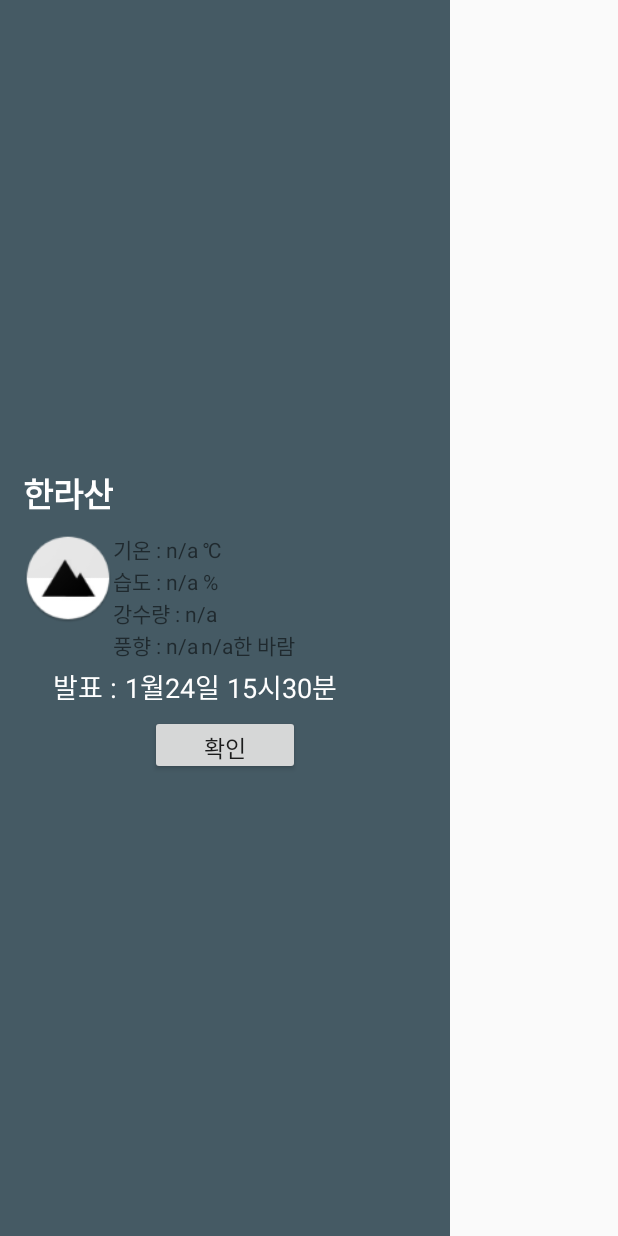
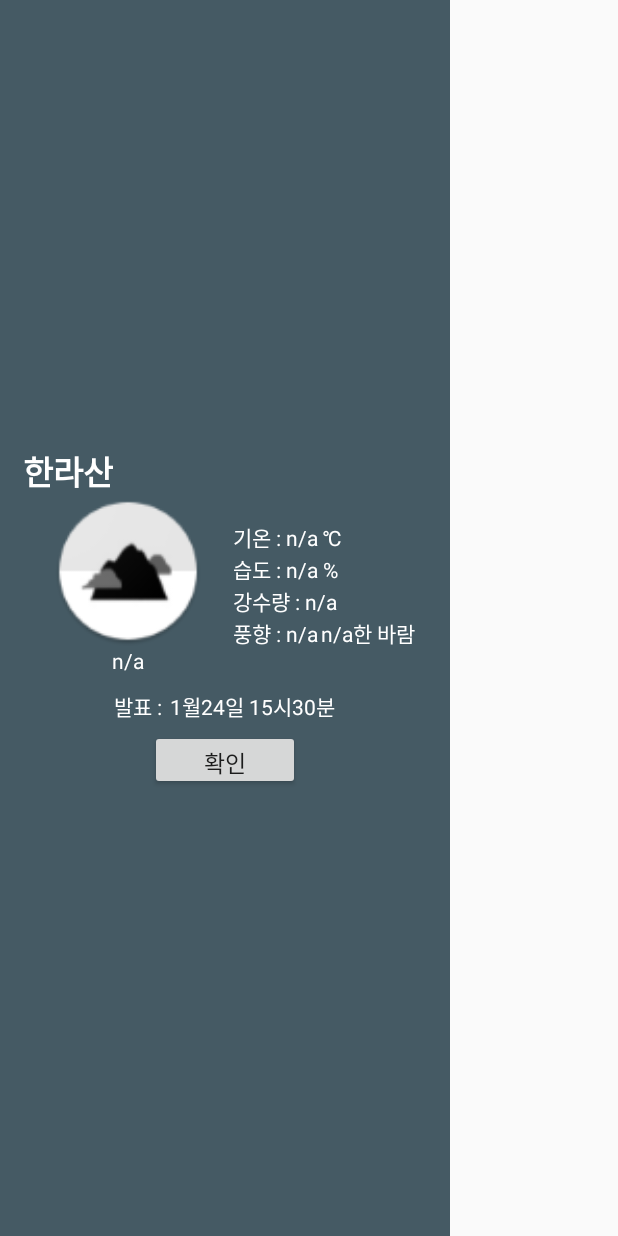
Before and after one commit to ShinJaehun/AnnyeongHallasan, an Android app: the layout dialog_weather_info.xml on its own in the app's theme, with its tools: preview values and no code run, on a phone screen of 412 x 824 dp. Run offline under Robolectric (Android 15) with nearby library versions, the phone set to English and light mode, and no system bars.

Commit message:
Dialog Layout 마무리

```diff
--- a/app/src/main/AndroidManifest.xml
+++ b/app/src/main/AndroidManifest.xml
@@ -16,7 +16,6 @@
         android:icon="@mipmap/ic_launcher"
         android:label="@string/app_name"
         android:supportsRtl="true"
-        android:logo="@drawable/logo"
         android:theme="@style/AppTheme">
         <activity android:name=".MainActivity">
             <intent-filter>
--- a/app/src/main/res/layout/activity_main.xml
+++ b/app/src/main/res/layout/activity_main.xml
@@ -18,7 +18,6 @@
         android:layout_width="match_parent"
         android:layout_height="wrap_content"
         android:orientation="vertical" />
-
 
     <LinearLayout
         android:id="@+id/weatherFragment"
--- a/app/src/main/res/layout/dialog_weather_info.xml
+++ b/app/src/main/res/layout/dialog_weather_info.xml
@@ -12,31 +12,9 @@
         android:layout_gravity="center"
         android:layout_marginLeft="15dp"
         android:layout_marginRight="15dp"
-        android:layout_marginTop="5dp"
+        android:layout_marginTop="15dp"
+        android:layout_marginBottom="15dp"
         android:orientation="vertical">
-
-        <LinearLayout
-            android:layout_width="match_parent"
-            android:layout_height="wrap_content"
-            android:layout_gravity="center"
-            android:paddingTop="10dp"
-            android:orientation="horizontal">
-<!--
-
-            <LinearLayout
-                android:layout_width="0dp"
-                android:layout_height="68dp"
-                android:layout_marginRight="5dp"
-                android:layout_weight="2"
-                android:gravity="center">
-
-                <ImageView
-                    android:layout_width="40dp"
-                    android:layout_height="40dp"
-                    android:src="@mipmap/ic_launcher" />
-
-            </LinearLayout>
--->
 
         <TextView
             android:id="@+id/text_location_weather_adapter"
@@ -44,45 +22,45 @@
             android:layout_height="wrap_content"
             android:gravity="center"
             android:text="@string/weather_dialog_title"
-                android:textColor="@android:color/white"
+            android:textColor="@color/white"
             android:textSize="22dp"
             android:textStyle="bold" />
-
-
-        </LinearLayout>
 
         <LinearLayout
             android:layout_width="match_parent"
             android:layout_height="wrap_content"
-            android:paddingTop="10dp"
-            android:orientation="horizontal">
+            android:orientation="horizontal"
+            android:paddingLeft="20dp">
 
             <LinearLayout
-                android:layout_gravity="left"
                 android:layout_width="wrap_content"
                 android:layout_height="wrap_content"
+                android:gravity="center"
                 android:orientation="vertical">
 
                 <ImageView
                     android:id="@+id/img_weather_adapter"
-                    android:layout_width="60dp"
-                    android:layout_height="60dp"
+                    android:layout_width="100dp"
+                    android:layout_height="100dp"
                     android:src="@mipmap/ic_launcher" />
 
                 <TextView
                     android:id="@+id/text_info_weather_adapter"
                     android:layout_width="wrap_content"
                     android:layout_height="wrap_content"
-                    android:textColor="@android:color/white"
-                    android:textSize="14dp"
-                    />
+                    android:text="n/a"
+                    android:textAlignment="viewStart"
+                    android:textColor="@color/white"
+                    android:textSize="14dp" />
 
             </LinearLayout>
 
             <LinearLayout
                 android:layout_width="wrap_content"
                 android:layout_height="wrap_content"
-                android:orientation="vertical">
+                android:layout_gravity="center_vertical"
+                android:orientation="vertical"
+                android:paddingLeft="20dp">
 
                 <LinearLayout
                     android:layout_width="wrap_content"
@@ -92,18 +70,21 @@
                     <TextView
                         android:layout_width="wrap_content"
                         android:layout_height="wrap_content"
-                        android:text="기온 : "/>
+                        android:text="기온 : "
+                        android:textColor="@color/white" />
 
                     <TextView
                         android:id="@+id/text_temperature_weather_adapter"
                         android:layout_width="wrap_content"
                         android:layout_height="wrap_content"
-                        android:text="n/a"/>
+                        android:text="n/a"
+                        android:textColor="@color/white" />
 
                     <TextView
                         android:layout_width="wrap_content"
                         android:layout_height="wrap_content"
-                        android:text=" ℃"/>
+                        android:text=" ℃"
+                        android:textColor="@color/white" />
 
                 </LinearLayout>
 
@@ -115,18 +96,21 @@
                     <TextView
                         android:layout_width="wrap_content"
                         android:layout_height="wrap_content"
-                        android:text="습도 : "/>
+                        android:text="습도 : "
+                        android:textColor="@color/white" />
 
                     <TextView
                         android:id="@+id/text_weather_humidity"
                         android:layout_width="wrap_content"
                         android:layout_height="wrap_content"
-                        android:text="n/a"/>
+                        android:text="n/a"
+                        android:textColor="@color/white" />
 
                     <TextView
                         android:layout_width="wrap_content"
                         android:layout_height="wrap_content"
-                        android:text=" %"/>
+                        android:text=" %"
+                        android:textColor="@color/white" />
 
                 </LinearLayout>
 
@@ -139,13 +123,15 @@
                     <TextView
                         android:layout_width="wrap_content"
                         android:layout_height="wrap_content"
-                        android:text="강수량 : "/>
+                        android:text="강수량 : "
+                        android:textColor="@color/white" />
 
                     <TextView
                         android:id="@+id/text_weather_rainfall"
                         android:layout_width="wrap_content"
                         android:layout_height="wrap_content"
-                        android:text="n/a"/>
+                        android:text="n/a"
+                        android:textColor="@color/white" />
 
 
                 </LinearLayout>
@@ -163,13 +149,15 @@
                         <TextView
                             android:layout_width="wrap_content"
                             android:layout_height="wrap_content"
-                            android:text="풍향 : "/>
+                            android:text="풍향 : "
+                            android:textColor="@color/white" />
 
                         <TextView
                             android:id="@+id/text_weather_wind_direction"
                             android:layout_width="wrap_content"
                             android:layout_height="wrap_content"
-                            android:text="n/a"/>
+                            android:text="n/a"
+                            android:textColor="@color/white" />
 
                     </LinearLayout>
 
@@ -184,19 +172,18 @@
                             android:layout_width="wrap_content"
                             android:layout_height="wrap_content"
                             android:layout_marginLeft="2dp"
-                            android:text="n/a"/>
+                            android:text="n/a"
+                            android:textColor="@color/white" />
 
                         <TextView
                             android:layout_width="wrap_content"
                             android:layout_height="wrap_content"
-                            android:text="한 바람"/>
-
+                            android:text="한 바람"
+                            android:textColor="@color/white" />
 
                     </LinearLayout>
 
-
                 </LinearLayout>
-
 
             </LinearLayout>
 
@@ -207,38 +194,41 @@
             android:layout_height="wrap_content"
             android:layout_marginLeft="20dp"
             android:layout_marginRight="20dp"
-            android:layout_marginTop="3dp">
+            android:layout_marginTop="10dp"
+            android:gravity="center">
 
             <TextView
                 android:layout_width="wrap_content"
                 android:layout_height="wrap_content"
                 android:layout_gravity="center_vertical"
                 android:text="@string/announced"
-                android:textColor="@android:color/white"
-                android:textSize="18dp" />
+                android:textColor="@color/white"
+                android:textSize="14dp" />
 
             <TextView
                 android:id="@+id/text_base_date"
                 android:layout_width="wrap_content"
                 android:layout_height="wrap_content"
                 android:layout_gravity="center_vertical"
+                android:layout_marginLeft="5dp"
                 android:text="@string/weather_dialog_base_date_example"
-                android:layout_marginLeft="5dp"
-                android:textColor="@android:color/white"
-                android:textSize="18dp" />
+                android:textColor="@color/white"
+                android:textSize="14dp" />
         </LinearLayout>
-    </LinearLayout>
-
-
 
         <Button
             android:id="@+id/button_confirm"
             android:layout_width="100dp"
             android:layout_height="40dp"
             android:layout_marginTop="5dp"
-        android:layout_marginBottom="10dp"
-        android:gravity="center"
+            android:layout_gravity="center"
             android:text="@string/road_dialog_confirm"
             android:textSize="15dp" />
 
     </LinearLayout>
+
+
+
+
+
+</LinearLayout>
--- a/app/src/main/res/values/styles.xml
+++ b/app/src/main/res/values/styles.xml
@@ -11,9 +11,11 @@
 
     </style>
 
+<!--
     <style name="ActionBar.Title" parent="@style/Widget.AppCompat.Light.ActionBar.Solid.Inverse">
         <item name="displayOptions">useLogo|showHome|showTitle</item>
         <item name="logo">@mipmap/ic_launcher</item>
     </style>
+-->
 
 </resources>
```
Also changed, not shown: app/src/main/res/layout/dialog_road_info.xml (+30 -101 lines), app/src/main/res/drawable/jejudo.png, app/src/main/res/drawable/logo.png (deleted), app/src/main/res/drawable/logo_img.png (deleted), app/src/main/res/mipmap-hdpi/ic_launcher.png, app/src/main/res/mipmap-mdpi/ic_launcher.png, app/src/main/res/mipmap-xhdpi/ic_launcher.png, app/src/main/res/mipmap-xxhdpi/ic_launcher.png, app/src/main/res/mipmap-xxxhdpi/ic_launcher.png. Lines whose indentation alone changed are shown as unchanged.
